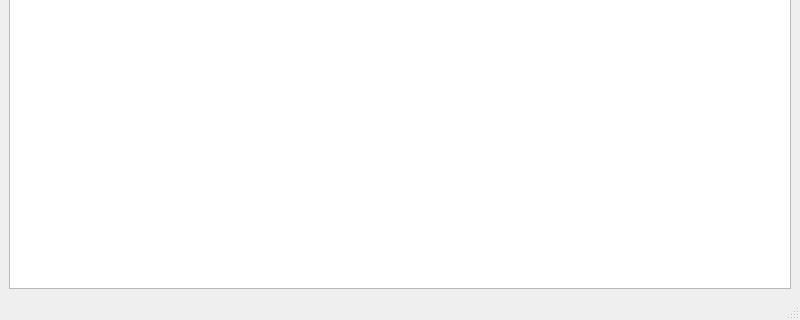
This is MainWindow.ui in mrEscow/GB_QT as Qt 5 draws it before an edit; both pictures show x 0 to 800 and y 280 to 600 of the 800 by 600 pixel window. The edited form follows.
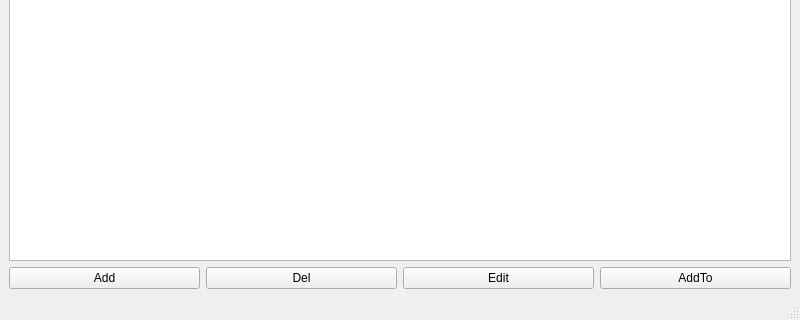
This is the edited form.

Commit message: Create four buttons for table

What changed in the file:
```diff
--- a/MainWindow.ui
+++ b/MainWindow.ui
@@ -46,6 +46,38 @@
       </attribute>
      </widget>
     </item>
+    <item row="1" column="0">
+     <layout class="QHBoxLayout" name="horizontalLayout">
+      <item>
+       <widget class="QPushButton" name="pushButton">
+        <property name="text">
+         <string>Add</string>
+        </property>
+       </widget>
+      </item>
+      <item>
+       <widget class="QPushButton" name="pushButton_2">
+        <property name="text">
+         <string>Del</string>
+        </property>
+       </widget>
+      </item>
+      <item>
+       <widget class="QPushButton" name="pushButton_3">
+        <property name="text">
+         <string>Edit</string>
+        </property>
+       </widget>
+      </item>
+      <item>
+       <widget class="QPushButton" name="pushButton_4">
+        <property name="text">
+         <string>AddTo</string>
+        </property>
+       </widget>
+      </item>
+     </layout>
+    </item>
    </layout>
   </widget>
   <widget class="QMenuBar" name="menubar">
```
The commit also changes 4 other files.
